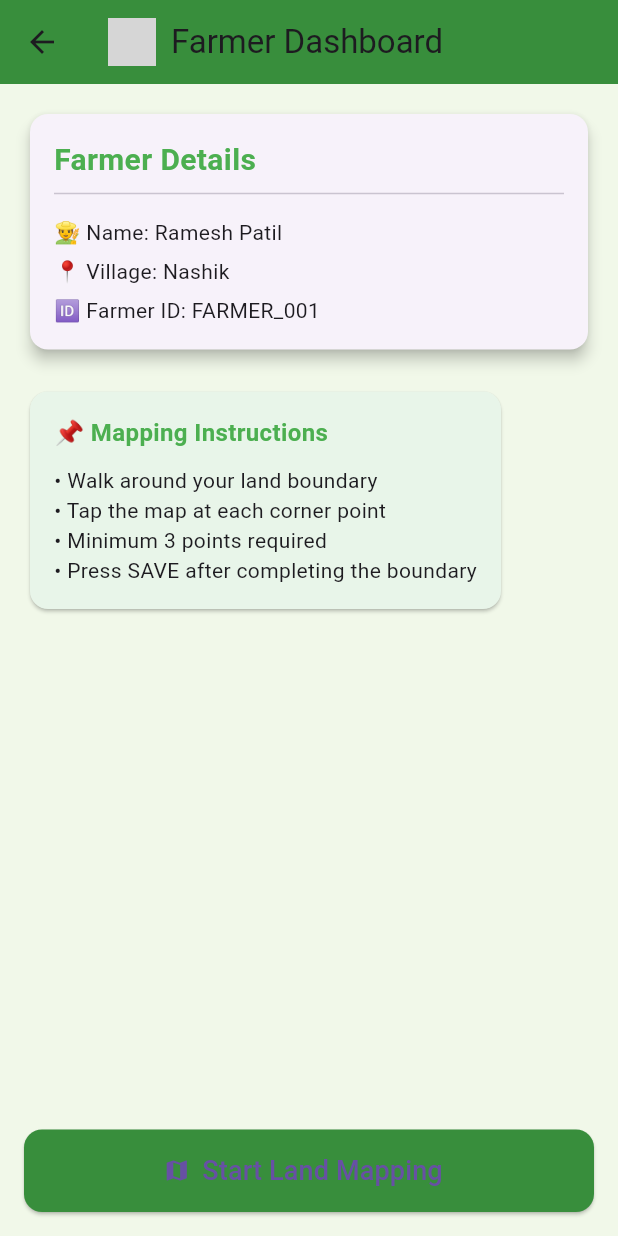
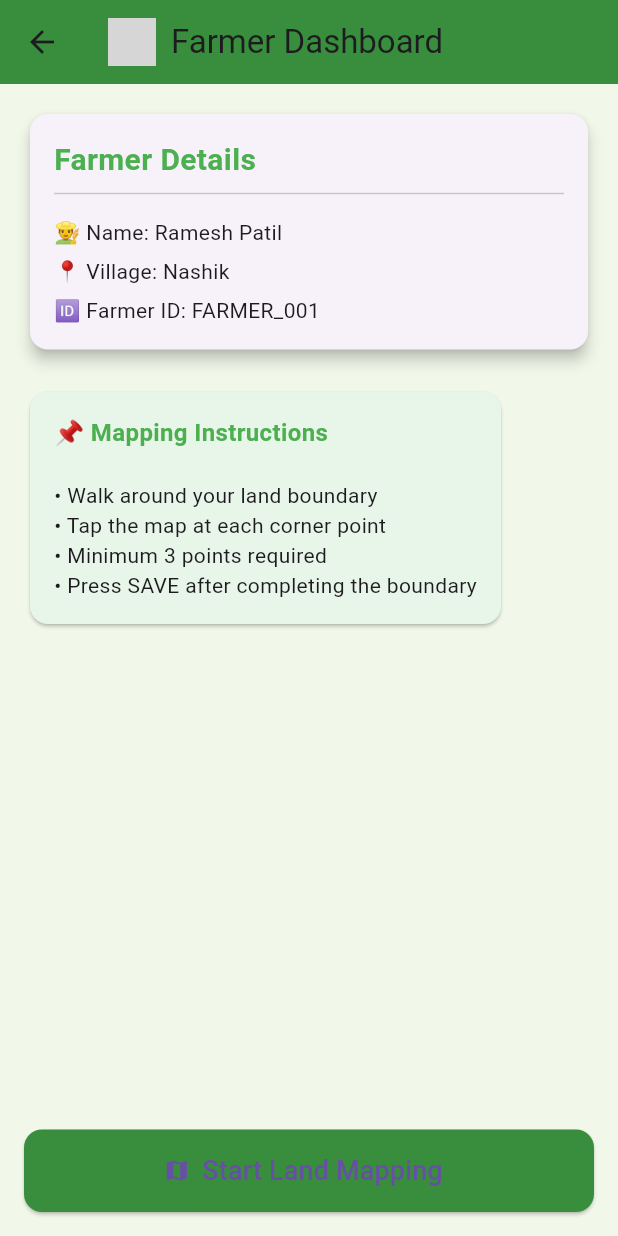
Before and after one commit to sudhar25/Mapping-app, a Flutter app: the FarmerHomeScreen screen opened directly, on a phone screen of 412 x 824 dp. Run offline on Flutter 3.47's test engine with Material 3 defaults, Android fonts, the phone set to English and light mode, and no system bars; our stand-ins replace flutter_map, geolocator, latlong2; grey boxes are pictures that could not be loaded.

Commit message:
Improved UI

```diff
--- a/lib/farmer_home_screen.dart
+++ b/lib/farmer_home_screen.dart
@@ -85,7 +85,7 @@ class FarmerHomeScreen extends StatelessWidget {
                         color: Colors.green,
                       ),
                     ),
-                    SizedBox(height: 10),
+                    SizedBox(height: 20),
                     Text("• Walk around your land boundary"),
                     Text("• Tap the map at each corner point"),
                     Text("• Minimum 3 points required"),
```
Also changed, not shown: lib/map_screen.dart (+5 -3 lines), 1 other file.
